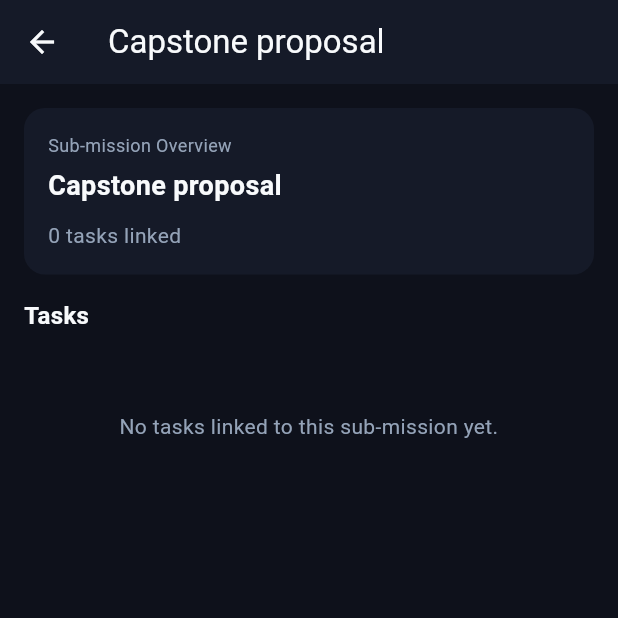
After one commit to koixos/oop-mobile-frontend, a Flutter app: the MissionsListPage screen opened directly, after a tap on "Capstone proposal", on a phone screen of 412 x 824 dp, the top half of it. The commit adds this screen. Run offline on Flutter 3.47's test engine with Material 3 defaults, Android fonts, the phone set to English and light mode, and no system bars; our stand-ins replace fluttertoast, shared_preferences, speech_to_text; accounts and stored records are empty.

Commit message:
create sub mission details page

```diff
--- a/lib/views/missions/missions_list_page.dart
+++ b/lib/views/missions/missions_list_page.dart
@@ -1,7 +1,7 @@
 import 'package:flutter/material.dart';
 import 'package:shared_preferences/shared_preferences.dart';
 import 'package:sptm/core/constants.dart';
-import 'package:sptm/views/missions/mission_detail_page.dart';
+import 'package:sptm/views/missions/sub_mission_detail_page.dart';
 
 class MissionsListPage extends StatefulWidget {
   const MissionsListPage({super.key});
@@ -292,6 +292,15 @@ class _MissionsListPageState extends State<MissionsListPage> {
                                 color: Color(AppColors.textMuted),
                               ),
                             ),
+                            onTap: () {
+                              Navigator.of(context).push(
+                                MaterialPageRoute(
+                                  builder: (context) => SubMissionDetailPage(
+                                    subMissionTitle: submission.title,
+                                  ),
+                                ),
+                              );
+                            },
                           ),
                         );
                       },
--- /dev/null
+++ b/lib/views/missions/sub_mission_detail_page.dart
@@ -0,0 +1,277 @@
+import 'dart:convert';
+
+import 'package:flutter/material.dart';
+import 'package:shared_preferences/shared_preferences.dart';
+import 'package:sptm/core/constants.dart';
+import 'package:sptm/models/task_item.dart';
+import 'package:sptm/views/dashboard/widgets/task_card.dart';
+import 'package:sptm/views/tasks/task_details_page.dart';
+
+// TODO Implement mission detail funcstionalities:
+//  must lead to task page of that submission
+
+class MissionSubmission {
+  final String title;
+  final String subtitle;
+
+  const MissionSubmission({required this.title, required this.subtitle});
+}
+
+class MissionDetailPage extends StatelessWidget {
+  final String missionTitle;
+  final List<MissionSubmission> submissions;
+
+  const MissionDetailPage({
+    super.key,
+    required this.missionTitle,
+    required this.submissions,
+  });
+
+  @override
+  Widget build(BuildContext context) {
+    return Scaffold(
+      backgroundColor: const Color(AppColors.background),
+      appBar: AppBar(
+        backgroundColor: const Color(AppColors.surface),
+        iconTheme: const IconThemeData(color: Color(AppColors.textMain)),
+        title: Text(
+          missionTitle,
+          style: const TextStyle(color: Color(AppColors.textMain)),
+        ),
+      ),
+      body: submissions.isEmpty
+          ? const Center(
+              child: Text(
+                'No sub-missions yet.',
+                style: TextStyle(color: Color(AppColors.textMuted)),
+              ),
+            )
+          : ListView.separated(
+              padding: const EdgeInsets.all(16),
+              itemCount: submissions.length,
+              separatorBuilder: (_, __) => const SizedBox(height: 12),
+              itemBuilder: (context, index) {
+                final submission = submissions[index];
+                return Container(
+                  decoration: BoxDecoration(
+                    color: const Color(AppColors.surface),
+                    borderRadius: BorderRadius.circular(12),
+                  ),
+                  child: ListTile(
+                    title: Text(
+                      submission.title,
+                      style: const TextStyle(
+                        color: Color(AppColors.textMain),
+                        fontWeight: FontWeight.w600,
+                      ),
+                    ),
+                    subtitle: Text(
+                      submission.subtitle,
+                      style: const TextStyle(color: Color(AppColors.textMuted)),
+                    ),
+                    trailing: const Icon(
+                      Icons.keyboard_arrow_right,
+                      color: Color(AppColors.textMuted),
+                    ),
+                  ),
+                );
+              },
+            ),
+    );
+  }
+}
+
+class SubMissionDetailPage extends StatefulWidget {
+  final String subMissionTitle;
+
+  const SubMissionDetailPage({super.key, required this.subMissionTitle});
+
+  @override
+  State<SubMissionDetailPage> createState() => _SubMissionDetailPageState();
+}
+
+class _SubMissionDetailPageState extends State<SubMissionDetailPage> {
+  static const String _tasksKey = "dashboard_tasks";
+  final List<TaskItem> _tasks = [];
+  bool _isLoading = true;
+
+  @override
+  void initState() {
+    super.initState();
+    _loadTasks();
+  }
+
+  Future<void> _loadTasks() async {
+    final prefs = await SharedPreferences.getInstance();
+    final rawItems = prefs.getStringList(_tasksKey) ?? [];
+    final loadedTasks = <TaskItem>[];
+    for (final raw in rawItems) {
+      try {
+        final decoded = jsonDecode(raw) as Map<String, dynamic>;
+        loadedTasks.add(TaskItem.fromJson(decoded));
+      } catch (_) {}
+    }
+    if (!mounted) return;
+    setState(() {
+      _tasks
+        ..clear()
+        ..addAll(loadedTasks);
+      _isLoading = false;
+    });
+  }
+
+  Future<void> _saveTasks() async {
+    final prefs = await SharedPreferences.getInstance();
+    final payloads = _tasks.map((task) => jsonEncode(task.toJson())).toList();
+    await prefs.setStringList(_tasksKey, payloads);
+  }
+
+  List<TaskItem> get _linkedTasks {
+    return _tasks
+        .where((task) => task.mission == widget.subMissionTitle)
+        .toList();
+  }
+
+  String _formatDate(DateTime value) {
+    const months = [
+      "Jan",
+      "Feb",
+      "Mar",
+      "Apr",
+      "May",
+      "Jun",
+      "Jul",
+      "Aug",
+      "Sep",
+      "Oct",
+      "Nov",
+      "Dec",
+    ];
+    final month = months[value.month - 1];
+    return "$month ${value.day.toString().padLeft(2, "0")}";
+  }
+
+  @override
+  Widget build(BuildContext context) {
+    final linkedTasks = _linkedTasks;
+    return Scaffold(
+      backgroundColor: const Color(AppColors.background),
+      appBar: AppBar(
+        backgroundColor: const Color(AppColors.surface),
+        iconTheme: const IconThemeData(color: Color(AppColors.textMain)),
+        title: Text(
+          widget.subMissionTitle,
+          style: const TextStyle(color: Color(AppColors.textMain)),
+        ),
+      ),
+      body: SafeArea(
+        bottom: false,
+        child: RefreshIndicator(
+          color: const Color(AppColors.primary),
+          backgroundColor: const Color(AppColors.background),
+          onRefresh: _loadTasks,
+          child: _isLoading
+              ? const Center(
+                  child: CircularProgressIndicator(
+                    color: Color(AppColors.primary),
+                  ),
+                )
+              : ListView(
+                  padding: const EdgeInsets.fromLTRB(16, 16, 16, 24),
+                  children: [
+                    Container(
+                      padding: const EdgeInsets.all(16),
+                      decoration: BoxDecoration(
+                        color: const Color(AppColors.surface),
+                        borderRadius: BorderRadius.circular(14),
+                      ),
+                      child: Column(
+                        crossAxisAlignment: CrossAxisAlignment.start,
+                        children: [
+                          const Text(
+                            "Sub-mission Overview",
+                            style: TextStyle(
+                              color: Color(AppColors.textMuted),
+                              fontSize: 12,
+                            ),
+                          ),
+                          const SizedBox(height: 6),
+                          Text(
+                            widget.subMissionTitle,
+                            style: const TextStyle(
+                              color: Color(AppColors.textMain),
+                              fontSize: 18,
+                              fontWeight: FontWeight.w700,
+                            ),
+                          ),
+                          const SizedBox(height: 10),
+                          Text(
+                            "${linkedTasks.length} task${linkedTasks.length == 1 ? "" : "s"} linked",
+                            style: const TextStyle(
+                              color: Color(AppColors.textMuted),
+                            ),
+                          ),
+                        ],
+                      ),
+                    ),
+                    const SizedBox(height: 16),
+                    Text(
+                      "Tasks",
+                      style: TextStyle(
+                        color: Color(AppColors.textMain),
+                        fontWeight: FontWeight.bold,
+                        fontSize: 16,
+                      ),
+                    ),
+                    const SizedBox(height: 12),
+                    if (linkedTasks.isEmpty)
+                      const Center(
+                        child: Padding(
+                          padding: EdgeInsets.symmetric(vertical: 40),
+                          child: Text(
+                            "No tasks linked to this sub-mission yet.",
+                            style: TextStyle(color: Color(AppColors.textMuted)),
+                            textAlign: TextAlign.center,
+                          ),
+                        ),
+                      )
+                    else
+                      ...linkedTasks.map((task) {
+                        return Padding(
+                          padding: const EdgeInsets.only(bottom: 12),
+                          child: InkWell(
+                            borderRadius: BorderRadius.circular(14),
+                            onTap: () {
+                              Navigator.of(context).push(
+                                MaterialPageRoute(
+                                  builder: (context) => TaskDetailsPage(
+                                    title: task.title,
+                                    submission: task.mission,
+                                    dueDate: task.dueDate,
+                                    context: task.context,
+                                    onDelete: () {
+                                      setState(() {
+                                        _tasks.remove(task);
+                                      });
+                                      _saveTasks();
+                                    },
+                                  ),
+                                ),
+                              );
+                            },
+                            child: TaskCard(
+                              title: task.title,
+                              subtitle:
+                                  "${task.context} · ${_formatDate(task.dueDate)}",
+                              done: task.done,
+                            ),
+                          ),
+                        );
+                      }),
+                  ],
+                ),
+        ),
+      ),
+    );
+  }
+}
```
Also changed, not shown: lib/views/missions/mission_detail_page.dart (deleted, +0 -76 lines).
